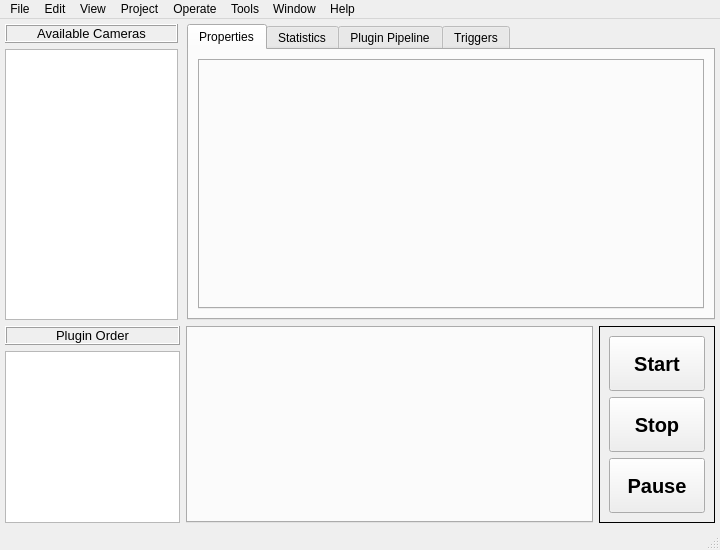
This is interface/design/mainWindow.ui in nathanielnyema/rataGUI as Qt 5 draws it before an edit. The edited form follows.
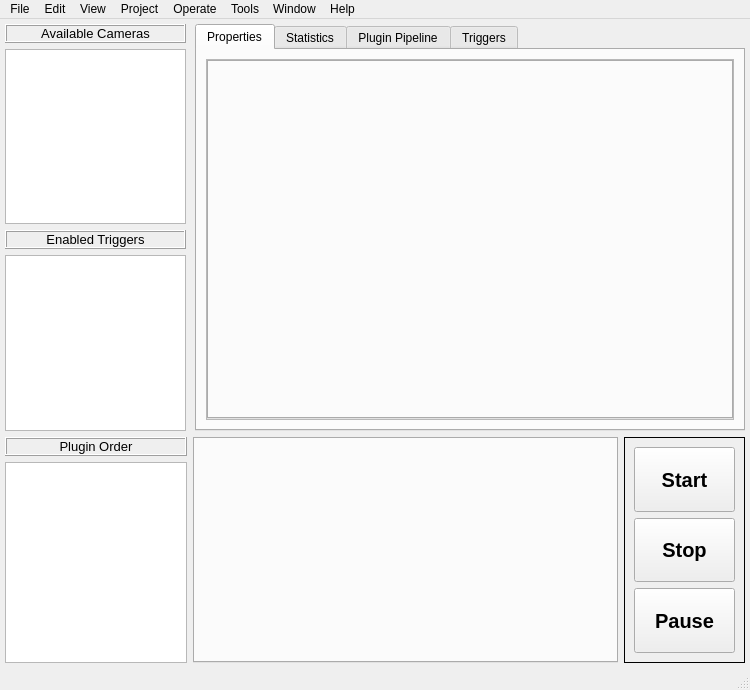
This is the edited form. The open tabs and pages were chosen to show the change. Custom widgets are drawn as their Qt base class.

```diff
--- a/interface/design/mainWindow.ui
+++ b/interface/design/mainWindow.ui
@@ -6,8 +6,8 @@
    <rect>
     <x>0</x>
     <y>0</y>
-    <width>720</width>
-    <height>550</height>
+    <width>750</width>
+    <height>690</height>
    </rect>
   </property>
   <property name="windowTitle">
@@ -20,7 +20,7 @@
    </size>
   </property>
   <widget class="QWidget" name="centralwidget">
-   <layout class="QVBoxLayout" name="verticalLayout_2" stretch="3,2">
+   <layout class="QVBoxLayout" name="verticalLayout_2" stretch="9,5">
     <property name="leftMargin">
      <number>5</number>
     </property>
@@ -36,7 +36,7 @@
     <item>
      <layout class="QHBoxLayout" name="camControl" stretch="2,6">
       <item>
-       <layout class="QVBoxLayout" name="camListLayout">
+       <layout class="QVBoxLayout" name="camListLayout" stretch="0,0,0,0">
         <property name="spacing">
          <number>6</number>
         </property>
@@ -70,10 +70,47 @@
            <set>QAbstractItemView::NoEditTriggers</set>
           </property>
           <property name="spacing">
-           <number>2</number>
+           <number>3</number>
           </property>
           <property name="sortingEnabled">
-           <bool>true</bool>
+           <bool>false</bool>
+          </property>
+         </widget>
+        </item>
+        <item>
+         <widget class="QLabel" name="label">
+          <property name="font">
+           <font>
+            <pointsize>10</pointsize>
+           </font>
+          </property>
+          <property name="frameShape">
+           <enum>QFrame::Box</enum>
+          </property>
+          <property name="frameShadow">
+           <enum>QFrame::Raised</enum>
+          </property>
+          <property name="text">
+           <string>Enabled Triggers</string>
+          </property>
+          <property name="alignment">
+           <set>Qt::AlignCenter</set>
+          </property>
+         </widget>
+        </item>
+        <item>
+         <widget class="QListWidget" name="listWidget">
+          <property name="minimumSize">
+           <size>
+            <width>180</width>
+            <height>0</height>
+           </size>
+          </property>
+          <property name="editTriggers">
+           <set>QAbstractItemView::NoEditTriggers</set>
+          </property>
+          <property name="spacing">
+           <number>3</number>
           </property>
          </widget>
         </item>
@@ -90,7 +127,38 @@
          </attribute>
          <layout class="QGridLayout" name="gridLayout">
           <item row="0" column="0">
-           <widget class="VerticalTabWidget" name="cam_props"/>
+           <widget class="QScrollArea" name="camPropsScroll">
+            <property name="widgetResizable">
+             <bool>true</bool>
+            </property>
+            <widget class="QWidget" name="camPropsContents">
+             <property name="geometry">
+              <rect>
+               <x>0</x>
+               <y>0</y>
+               <width>530</width>
+               <height>372</height>
+              </rect>
+             </property>
+             <layout class="QGridLayout" name="gridLayout_6">
+              <property name="leftMargin">
+               <number>0</number>
+              </property>
+              <property name="topMargin">
+               <number>0</number>
+              </property>
+              <property name="rightMargin">
+               <number>0</number>
+              </property>
+              <property name="bottomMargin">
+               <number>0</number>
+              </property>
+              <item row="0" column="0">
+               <widget class="VerticalTabWidget" name="cam_props"/>
+              </item>
+             </layout>
+            </widget>
+           </widget>
           </item>
          </layout>
         </widget>
@@ -275,7 +343,7 @@
            <enum>Qt::MoveAction</enum>
           </property>
           <property name="spacing">
-           <number>2</number>
+           <number>3</number>
           </property>
          </widget>
         </item>
@@ -393,8 +461,8 @@
     <rect>
      <x>0</x>
      <y>0</y>
-     <width>720</width>
-     <height>22</height>
+     <width>750</width>
+     <height>18</height>
     </rect>
    </property>
    <property name="nativeMenuBar">
```
Left out of the diff: 19 changed lines with no effect on the pictures.
